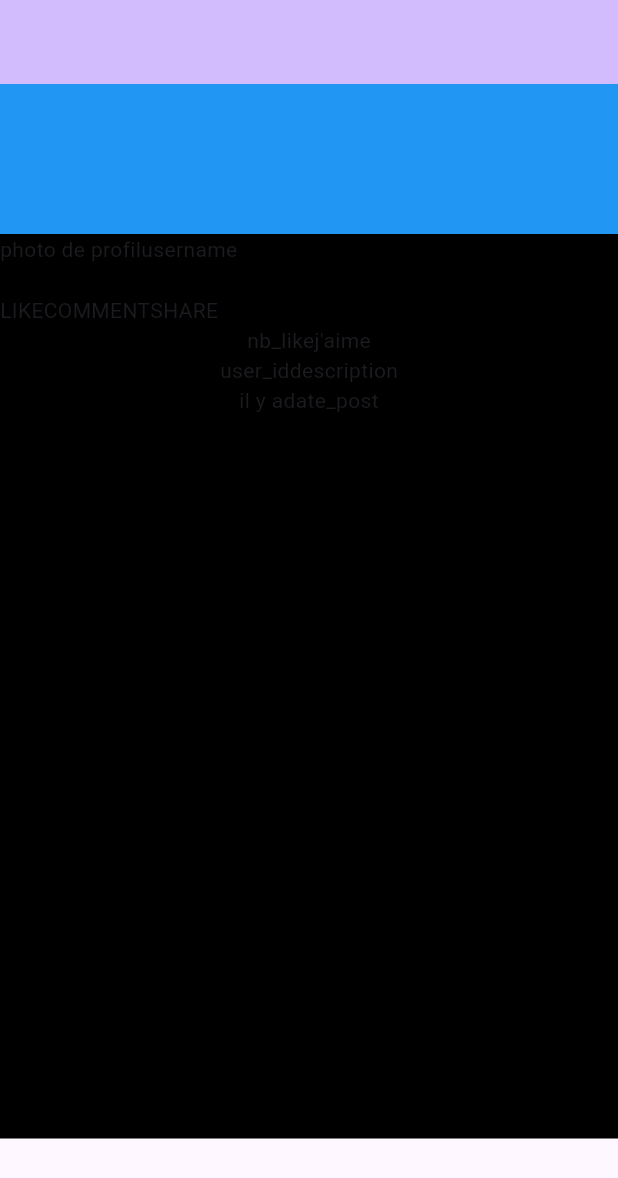
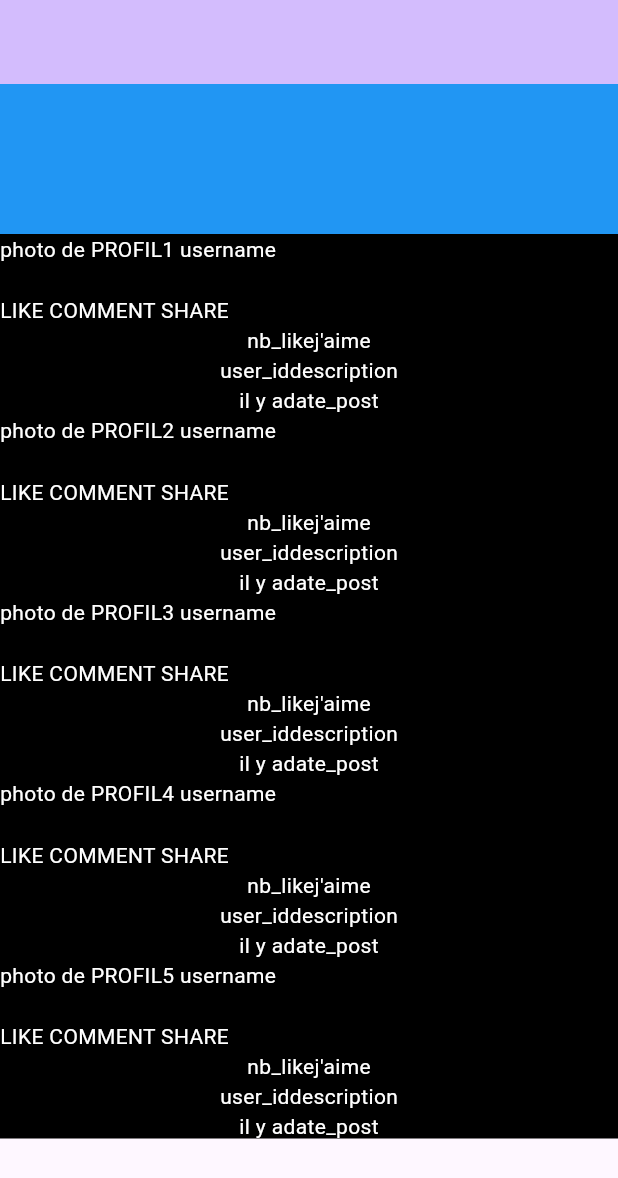
Before and after one commit to DavidBarboutie/instagram, a Flutter app: the screen it shows after launch, on a phone screen of 412 x 824 dp. Shown: the top 1178 px of the screen. Run offline on Flutter 3.47's test engine with Material 3 defaults, Android fonts, the phone set to English and light mode, and no system bars.

Commit message:
ajout: ajout d'une boucle for permettant d'avoir plusieurs publications; modification:changement des widget necessitant l'utilisation du json par des widget Text temporairement

```diff
--- a/lib/main.dart
+++ b/lib/main.dart
@@ -1,3 +1,6 @@
+// ignore_for_file: non_constant_identifier_names, prefer_adjacent_string_concatenation, prefer_const_constructors, prefer_const_literals_to_create_immutables
+
+import 'package:flutter/foundation.dart';
 import 'package:flutter/material.dart';
 import 'dart:convert';
 import 'package:flutter/services.dart' show rootBundle;
@@ -60,14 +63,16 @@ class _MyHomePageState extends State<MyHomePage> {
             child: ListView(
 
                 //colonne qui correspond a une unique publication
-                children: [Column(
+                children: [
+                  for (var i = 1; i<=7; i++)
+                  Column(
 
                   //ligne qui comporte la photo de profil et le nom d'utilisateur au dessus de la publication
                   children: [Row(
                     //photo de profil
-                      children: [Text("photo de profil"),
+                      children: [Text("photo de PROFIL" + i.toString(), style:TextStyle(color:Colors.white,)),
                       //nom d'utilisateur
-                      Text("username")],
+                      Text(" username", style:TextStyle(color:Colors.white,))],
                   ),
                   Text(""), //carrousel a faire
                   //bas de publication
@@ -75,12 +80,14 @@ class _MyHomePageState extends State<MyHomePage> {
                     //like, commentaire, partager
                     children: [Row(
                       children: [
-                      Text("LIKE"),Text("COMMENT"),Text("SHARE")],
+                      Text("LIKE ",style:TextStyle(color:Colors.white,)),Text("COMMENT ",style:TextStyle(color:Colors.white,)),Text("SHARE",style:TextStyle(color:Colors.white,))],
                     ),
-                    Text("nb_like"+"j'aime"),Text("user_id"+"description"),Text("il y a"+"date_post"),],
+                    Text("nb_like"+"j'aime", style:TextStyle(color:Colors.white,)),Text("user_id"+"description", style:TextStyle(color:Colors.white,)),Text("il y a"+"date_post", style:TextStyle(color:Colors.white,)),],
                   )],
-                )],
+                ),
+                ],
             ),
+
           )],
         ),
         )
```
